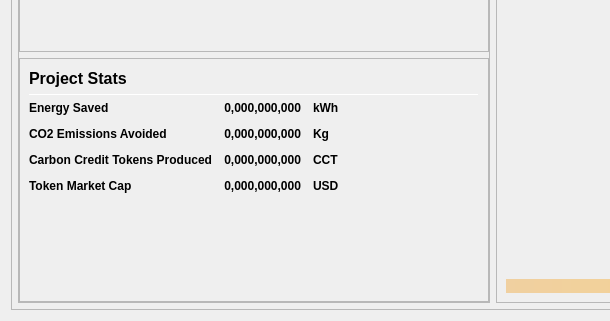
Carbon-Zero/CarbonZero, file src/qt/forms/overviewpage.ui: the form before one commit; both pictures show x 0 to 610 and y 520 to 841 of the 978 by 841 pixel window.
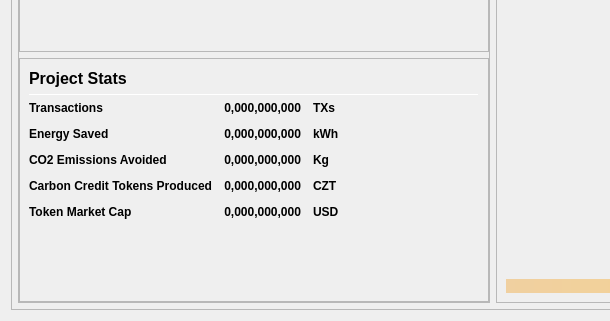
The form after the commit.

Patch:
```diff
--- a/src/qt/forms/overviewpage.ui
+++ b/src/qt/forms/overviewpage.ui
@@ -905,7 +905,7 @@
                        <property name="spacing">
                         <number>12</number>
                        </property>
-                       <item row="4" column="1">
+                       <item row="5" column="1">
                         <widget class="QLabel" name="labelMarketCap">
                          <property name="font">
                           <font>
@@ -921,7 +921,68 @@
                          </property>
                         </widget>
                        </item>
-                       <item row="1" column="1">
+					   <item row="1" column="0">
+                        <widget class="QLabel" name="labelTransactionsText">
+                         <property name="font">
+                          <font>
+                           <weight>75</weight>
+                           <bold>true</bold>
+                          </font>
+                         </property>
+                         <property name="toolTip">
+                          <string>The Number of CZE Transactions to Date</string>
+                         </property>
+                         <property name="text">
+                          <string>Transactions</string>
+                         </property>
+                        </widget>
+                       </item>
+					   <item row="1" column="1">
+                        <widget class="QLabel" name="labelTransactions">
+                         <property name="font">
+                          <font>
+                           <weight>75</weight>
+                           <bold>true</bold>
+                          </font>
+                         </property>
+                         <property name="toolTip">
+                          <string>The Number of CZE Transactions to Date</string>
+                         </property>
+                         <property name="text">
+                          <string notr="true">0,000,000,000</string>
+                         </property>
+                         <property name="alignment">
+                          <set>Qt::AlignRight|Qt::AlignTrailing|Qt::AlignVCenter</set>
+                         </property>
+                        </widget>
+                       </item>
+					   <item row="1" column="2">
+                        <widget class="QLabel" name="labelTransactionsUnitText">
+                         <property name="font">
+                          <font>
+                           <weight>75</weight>
+                           <bold>true</bold>
+                          </font>
+                         </property>
+                         <property name="text">
+                          <string>TXs</string>
+                         </property>
+                        </widget>
+                       </item>
+					   <item row="1" column="3">
+                        <spacer name="horizontalSpacer_4">
+                         <property name="orientation">
+                          <enum>Qt::Horizontal</enum>
+                         </property>
+                         <property name="sizeHint" stdset="0">
+                          <size>
+                           <width>40</width>
+                           <height>14</height>
+                          </size>
+                         </property>
+                        </spacer>
+                       </item>
+					   <item row="2" column="1">
                         <widget class="QLabel" name="labelEnergySaved">
                          <property name="font">
                           <font>
@@ -940,7 +1001,7 @@
                          </property>
                         </widget>
                        </item>
-                       <item row="4" column="0">
+                       <item row="5" column="0">
                         <widget class="QLabel" name="labelMarketCapText">
                          <property name="font">
                           <font>
@@ -956,7 +1017,7 @@
                          </property>
                         </widget>
                        </item>
-                       <item row="4" column="3">
+                       <item row="5" column="3">
                         <spacer name="horizontalSpacer_4">
                          <property name="orientation">
                           <enum>Qt::Horizontal</enum>
@@ -969,7 +1030,7 @@
                          </property>
                         </spacer>
                        </item>
-                       <item row="4" column="2">
+                       <item row="5" column="2">
                         <widget class="QLabel" name="labelMarketCapUnitText">
                          <property name="font">
                           <font>
@@ -982,7 +1043,7 @@
                          </property>
                         </widget>
                        </item>
-                       <item row="2" column="1">
+                       <item row="3" column="1">
                         <widget class="QLabel" name="labelCO2">
                          <property name="font">
                           <font>
@@ -1001,7 +1062,7 @@
                          </property>
                         </widget>
                        </item>
-                       <item row="2" column="0">
+                       <item row="3" column="0">
                         <widget class="QLabel" name="labelCO2Text">
                          <property name="font">
                           <font>
@@ -1017,7 +1078,7 @@
                          </property>
                         </widget>
                        </item>
-                       <item row="1" column="2">
+                       <item row="2" column="2">
                         <widget class="QLabel" name="labelEnergySavedUnitText">
                          <property name="font">
                           <font>
@@ -1030,7 +1091,7 @@
                          </property>
                         </widget>
                        </item>
-                       <item row="3" column="0">
+                       <item row="4" column="0">
                         <widget class="QLabel" name="labelCarbonCreditText">
                          <property name="font">
                           <font>
@@ -1046,7 +1107,7 @@
                          </property>
                         </widget>
                        </item>
-                       <item row="3" column="2">
+                       <item row="4" column="2">
                         <widget class="QLabel" name="labelCarbonCreditUnitText">
                          <property name="font">
                           <font>
@@ -1055,11 +1116,11 @@
                           </font>
                          </property>
                          <property name="text">
-                          <string>CCT</string>
+                          <string>CZT</string>
                          </property>
                         </widget>
                        </item>
-                       <item row="2" column="2">
+                       <item row="3" column="2">
                         <widget class="QLabel" name="labelCO2UnitText">
                          <property name="font">
                           <font>
@@ -1072,7 +1133,7 @@
                          </property>
                         </widget>
                        </item>
-                       <item row="3" column="1">
+                       <item row="4" column="1">
                         <widget class="QLabel" name="labelCarbonCredit">
                          <property name="font">
                           <font>
@@ -1091,7 +1152,7 @@
                          </property>
                         </widget>
                        </item>
-                       <item row="1" column="0">
+                       <item row="2" column="0">
                         <widget class="QLabel" name="labelEnergySavedText">
                          <property name="font">
                           <font>
```
